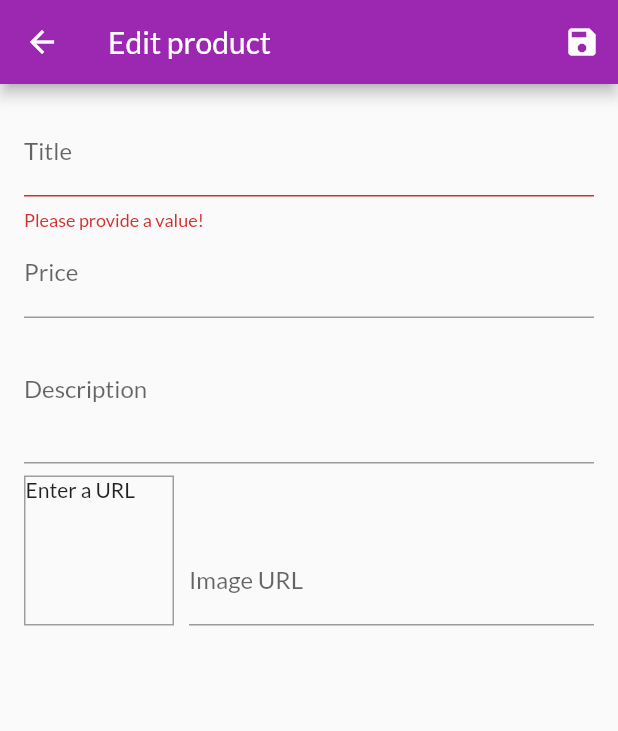
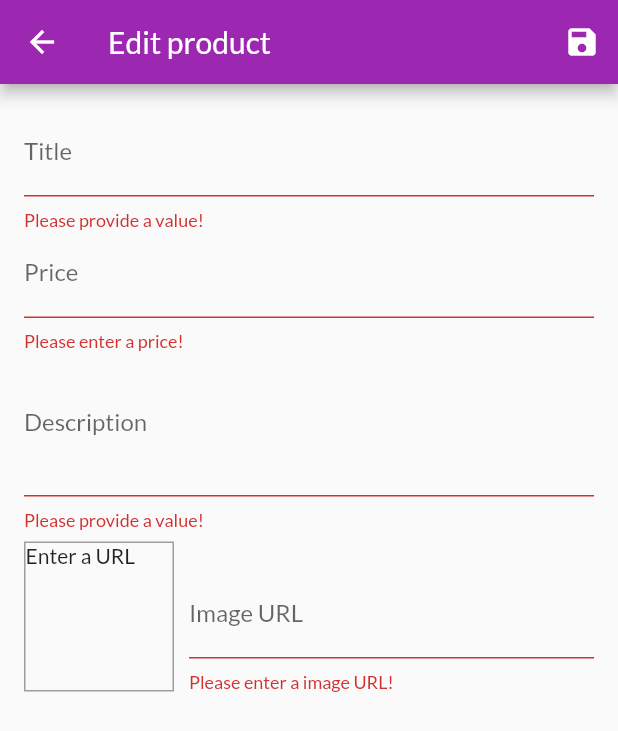
Before and after one commit to ayoline/shop-app, a Flutter app: the EditProductScreen screen opened by its route, after a tap on the "save" icon, on a phone screen of 412 x 824 dp. Shown: the top 731 px of the screen. Run offline on Flutter 3.47's test engine with Material 2 defaults, Android fonts, the phone set to English and light mode, and no system bars; network calls fail.

Commit message:
validate all fields

```diff
--- a/lib/screens/edit_product_screen.dart
+++ b/lib/screens/edit_product_screen.dart
@@ -98,6 +98,18 @@ class _EditProductScreenState extends State<EditProductScreen> {
                 textInputAction: TextInputAction.next,
                 keyboardType: TextInputType.number,
                 focusNode: _priceFocusNode,
+                validator: (value) {
+                  if (value!.isEmpty) {
+                    return 'Please enter a price!';
+                  }
+                  if (double.tryParse(value) == null) {
+                    return 'Please enter a valid number!';
+                  }
+                  if (double.parse(value) <= 0) {
+                    return 'Please enter a positive number!';
+                  }
+                  return null;
+                },
                 onSaved: (value) {
                   _editedProduct = Product(
                     title: _editedProduct.title,
@@ -115,6 +127,15 @@ class _EditProductScreenState extends State<EditProductScreen> {
                 focusNode: _descriptionFocusNode,
                 onFieldSubmitted: (_) {
                   FocusScope.of(context).requestFocus(_descriptionFocusNode);
+                },
+                validator: (value) {
+                  if (value!.isEmpty) {
+                    return 'Please provide a value!';
+                  }
+                  if (value.length < 10) {
+                    return 'Should be at least 10 characters long!';
+                  }
+                  return null;
                 },
                 onSaved: (value) {
                   _editedProduct = Product(
@@ -161,6 +182,16 @@ class _EditProductScreenState extends State<EditProductScreen> {
                       onFieldSubmitted: (_) {
                         _saveForm();
                       },
+                      validator: (value) {
+                        if (value!.isEmpty) {
+                          return 'Please enter a image URL!';
+                        }
+                        if (!value.startsWith('http') &&
+                            !value.startsWith('https')) {
+                          return 'Please enter a valid URL!';
+                        }
+                        return null;
+                      },
                       onSaved: (value) {
                         _editedProduct = Product(
                           title: _editedProduct.title,
```
